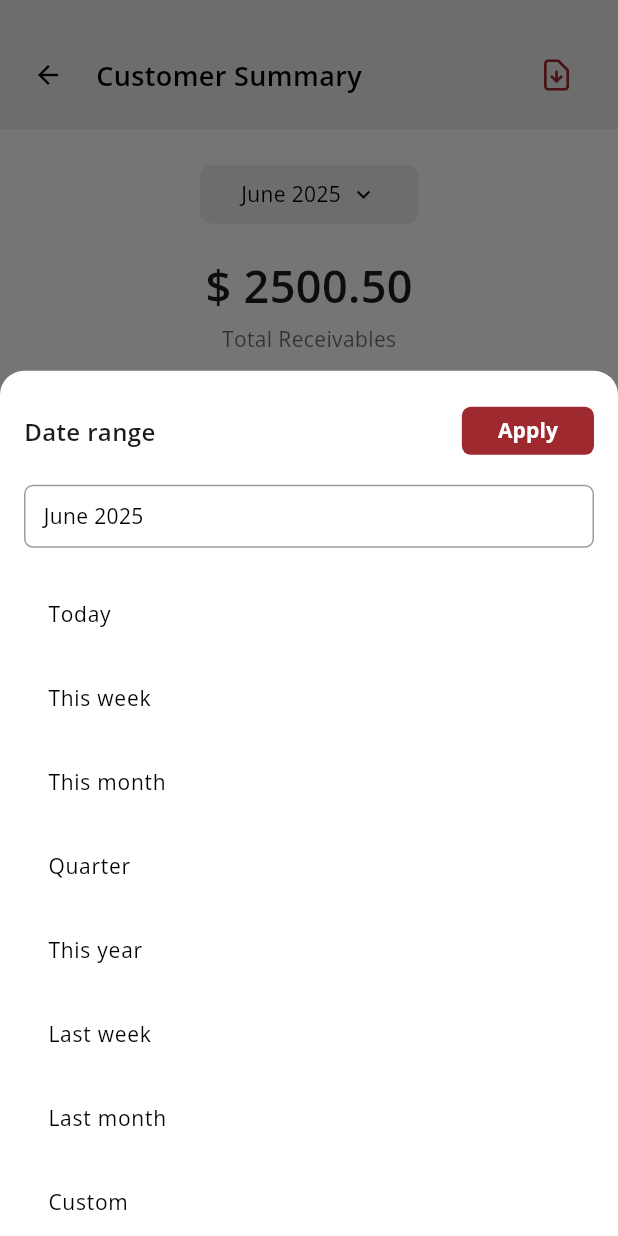
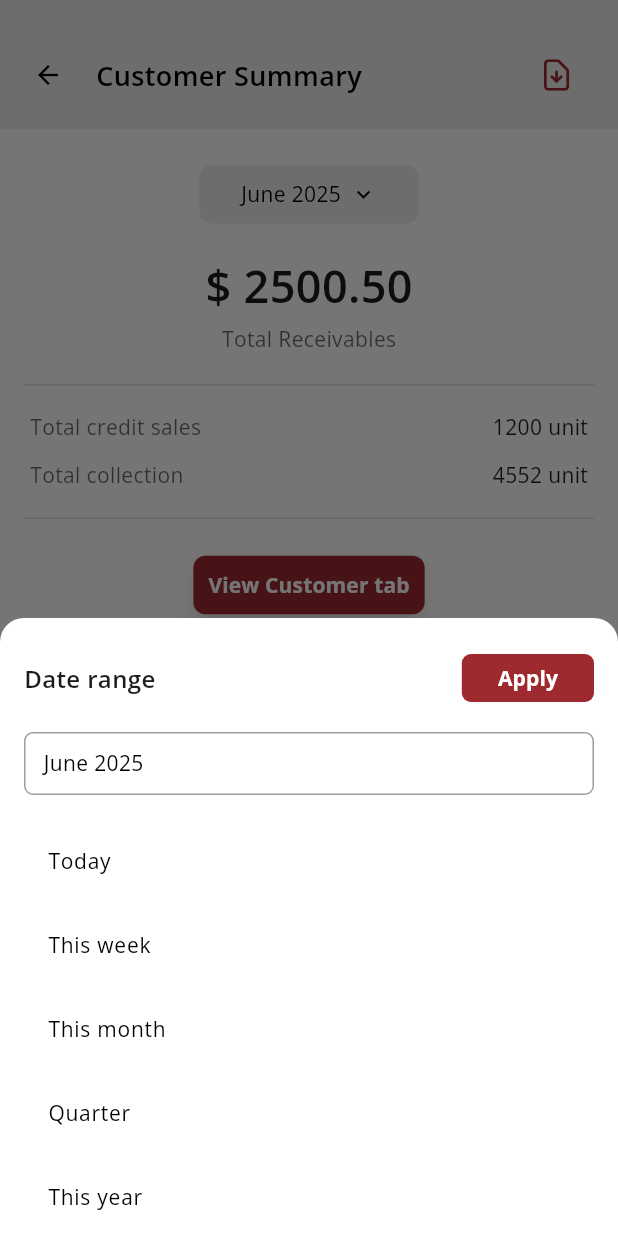
Before and after one commit to Adarsh-Mudamparambath/flutter_UI, a Flutter app: the CustomerSummaryPage screen opened directly, after a tap on "June 2025", on a phone screen of 412 x 824 dp. Run offline on Flutter 3.47's test engine with Material 3 defaults, Android fonts, the phone set to English and light mode, and no system bars; our stand-ins replace flutter_svg, google_fonts, share_plus.

Commit message:
optimised the model sheet

```diff
--- a/project02/lib/main.dart
+++ b/project02/lib/main.dart
@@ -17,7 +17,7 @@ class MyApp extends StatelessWidget {
     return MaterialApp(
       debugShowCheckedModeBanner: false,
       theme: AppTheme.lightTheme,
-      home: const CustomerSummaryPage(),
+      home:  TripSummaryPage(),
     );
   }
 }
--- /dev/null
+++ b/project02/lib/summary/data/month_data.dart
@@ -0,0 +1,10 @@
+const List<String> monthOptions = [
+  "Today",
+  "This week",
+  "This month",
+  "Quarter",
+  "This year",
+  "Last week",
+  "Last month",
+  "Custom",
+];
--- a/project02/lib/summary/pages/customer_summary_page.dart
+++ b/project02/lib/summary/pages/customer_summary_page.dart
@@ -95,7 +95,6 @@ const InfoSection(
 
                     CustomDivider(),
 
-
                     // Tile 2 - one label
                     const SummaryCardTile(
                       title: "Group name",
@@ -107,7 +106,6 @@ const InfoSection(
 
                     CustomDivider(),
 
-
                     // Tile 3 - two labels
                     const SummaryCardTile(
                       title: "Item name",
@@ -117,7 +115,8 @@ const InfoSection(
                       label2: "Unit sold",
                       value2: "1000 unit",
                       number: "0003",
-                    ), CustomDivider(),
+                    ),
+                    CustomDivider(),
                   ],
                 ),
               ),
--- /dev/null
+++ b/project02/lib/summary/widgets/month_bottom_sheet.dart
@@ -0,0 +1,116 @@
+import 'package:flutter/material.dart';
+import 'package:google_fonts/google_fonts.dart';
+import 'package:project02/summary/data/month_data.dart';
+import 'package:project02/summary/theme/app_colors.dart';
+
+
+class MonthBottomSheet extends StatefulWidget {
+  final String initialSelection;
+
+  const MonthBottomSheet({super.key, required this.initialSelection});
+
+  @override
+  State<MonthBottomSheet> createState() => _MonthBottomSheetState();
+}
+
+class _MonthBottomSheetState extends State<MonthBottomSheet> {
+  late String _tempSelection;
+
+  @override
+  void initState() {
+    super.initState();
+    _tempSelection = widget.initialSelection;
+  }
+
+  @override
+  Widget build(BuildContext context) {
+    return FractionallySizedBox(
+      heightFactor: 0.5, // half screen
+      child: Padding(
+        padding: const EdgeInsets.all(16),
+        child: Column(
+          crossAxisAlignment: CrossAxisAlignment.start,
+          children: [
+            // Header row
+            Row(
+              mainAxisAlignment: MainAxisAlignment.spaceBetween,
+              children: [
+                Text(
+                  "Date range",
+                  style: GoogleFonts.openSans(
+                    fontSize: 16,
+                    fontWeight: FontWeight.w600,
+                  ),
+                ),
+                ElevatedButton(
+                  style: ElevatedButton.styleFrom(
+                    backgroundColor: AppColors.pdfRed,
+                    minimumSize: const Size(60, 32),
+                    shape: RoundedRectangleBorder(
+                      borderRadius: BorderRadius.circular(6),
+                    ),
+                    elevation: 0,
+                  ),
+                  onPressed: () {
+                    Navigator.pop(context, _tempSelection);
+                  },
+                  child: Text(
+                    "Apply",
+                    style: GoogleFonts.openSans(
+                      fontSize: 14,
+                      fontWeight: FontWeight.bold,
+                      color: Colors.white,
+                    ),
+                  ),
+                ),
+              ],
+            ),
+            const SizedBox(height: 12),
+
+            // Preview box
+            Container(
+              width: double.infinity,
+              padding: const EdgeInsets.symmetric(vertical: 10, horizontal: 12),
+              decoration: BoxDecoration(
+                borderRadius: BorderRadius.circular(6),
+                border: Border.all(color: Colors.grey),
+                color: Colors.white,
+              ),
+              child: Text(
+                _tempSelection,
+                style: GoogleFonts.openSans(
+                  fontSize: 14,
+                  fontWeight: FontWeight.w400,
+                  color: Colors.black,
+                ),
+              ),
+            ),
+
+            const SizedBox(height: 16),
+
+            // Options list
+            Expanded(
+              child: ListView.builder(
+                itemCount: monthOptions.length,
+                itemBuilder: (context, index) {
+                  final option = monthOptions[index];
+                  return ListTile(
+                    title: Text(
+                      option,
+                      style: GoogleFonts.openSans(fontSize: 14),
+                    ),
+                    onTap: () {
+                      setState(() {
+                        _tempSelection = option;
+                      });
+                    },
+                  );
+                },
+              ),
+            ),
+          ],
+        ),
+      ),
+    );
+  }
+}
--- a/project02/lib/summary/widgets/month_selector.dart
+++ b/project02/lib/summary/widgets/month_selector.dart
@@ -1,19 +1,7 @@
 import 'package:flutter/material.dart';
 import 'package:google_fonts/google_fonts.dart';
-//import 'package:project02/item_summary/theme/app_colors.dart';
 import 'package:project02/summary/theme/app_colors.dart';
-
-// ✅ Options defined at the top (easy to edit)
-const List<String> options = [
-  "Today",
-  "This week",
-  "This month",
-  "Quarter",
-  "This year",
-  "Last week",
-  "Last month",
-  "Custom",
-];
+import 'month_bottom_sheet.dart';
 
 class MonthSelector extends StatefulWidget {
   const MonthSelector({super.key});
@@ -23,10 +11,9 @@ class MonthSelector extends StatefulWidget {
 }
 
 class _MonthSelectorState extends State<MonthSelector> {
-  String _selectedRange = "June 2025"; // main display
-  String _tempSelection = "June 2025"; // preview inside bottom sheet
+  String _selectedRange = "June 2025";
 
-  void _openDateRangePicker(BuildContext context) async {
+  void _openSheet() async {
     final result = await showModalBottomSheet<String>(
       context: context,
       isScrollControlled: true,
@@ -34,103 +21,10 @@ class _MonthSelectorState extends State<MonthSelector> {
         borderRadius: BorderRadius.vertical(top: Radius.circular(16)),
       ),
       builder: (context) {
-        return FractionallySizedBox(
-          heightFactor: 0.7, // 👈 half screen height
-          child: StatefulBuilder(
-            builder: (context, setModalState) {
-              return SafeArea(
-                child: Padding(
-                  padding: const EdgeInsets.all(16),
-                  child: Column(
-                    crossAxisAlignment: CrossAxisAlignment.start,
-                    children: [
-                      // Header Row
-                      Row(
-                        mainAxisAlignment: MainAxisAlignment.spaceBetween,
-                        children: [
-                          Text(
-                            "Date range",
-                            style: GoogleFonts.openSans(
-                              fontSize: 16,
-                              fontWeight: FontWeight.w600,
-                            ),
-                          ),
-                          ElevatedButton(
-                            style: ElevatedButton.styleFrom(
-                              backgroundColor: AppColors.pdfRed,
-                              minimumSize: const Size(60, 32),
-                              shape: RoundedRectangleBorder(
-                                borderRadius: BorderRadius.circular(6),
-                              ),
-                              elevation: 0,
-                            ),
-                            onPressed: () {
-                              Navigator.pop(context, _tempSelection);
-                            },
-                            child: Text(
-                              "Apply",
-                              style: GoogleFonts.openSans(
-                                fontSize: 14,
-                                fontWeight: FontWeight.bold,
-                                color: Colors.white,
-                              ),
-                            ),
-                          ),
-                        ],
-                      ),
-                      const SizedBox(height: 12),
-
-                      // Preview Box
-                      Container(
-                        width: double.infinity,
-                        padding: const EdgeInsets.symmetric(
-                            vertical: 10, horizontal: 12),
-                        decoration: BoxDecoration(
-                          borderRadius: BorderRadius.circular(6),
-                          border: Border.all(color: Colors.grey),
-                          color: Colors.white,
-                        ),
-                        child: Text(
-                          _tempSelection,
-                          style: GoogleFonts.openSans(
-                            fontSize: 14,
-                            fontWeight: FontWeight.w400,
-                            color: Colors.black,
-                          ),
-                        ),
-                      ),
-
-                      const SizedBox(height: 16),
-
-                      // ✅ Options List
-                      Expanded(
-                        child: ListView(
-                          children: options.map((option) {
-                            return ListTile(
-                              title: Text(
-                                option,
-                                style: GoogleFonts.openSans(fontSize: 14),
-                              ),
-                              onTap: () {
-                                setModalState(() {
-                                  _tempSelection = option; // update preview only
-                                });
-                              },
-                            );
-                          }).toList(),
-                        ),
-                      ),
-                    ],
-                  ),
-                ),
-              );
-            },
-          ),
-        );
+        return MonthBottomSheet(initialSelection: _selectedRange);
       },
     );
 
-    // ✅ Update main widget only after Apply
     if (result != null) {
       setState(() {
         _selectedRange = result;
@@ -141,10 +35,7 @@ class _MonthSelectorState extends State<MonthSelector> {
   @override
   Widget build(BuildContext context) {
     return GestureDetector(
-      onTap: () {
-        _tempSelection = _selectedRange; // start with current
-        _openDateRangePicker(context);
-      },
+      onTap: _openSheet,
       child: Container(
         width: 146,
         height: 39,
@@ -168,11 +59,8 @@ class _MonthSelectorState extends State<MonthSelector> {
               ),
             ),
             const SizedBox(width: 6),
-            const Icon(
-              Icons.keyboard_arrow_down,
-              size: 18,
-              color: Colors.black,
-            ),
+            const Icon(Icons.keyboard_arrow_down,
+                size: 18, color: Colors.black),
           ],
         ),
       ),
```
Lines whose indentation alone changed are shown as unchanged.
